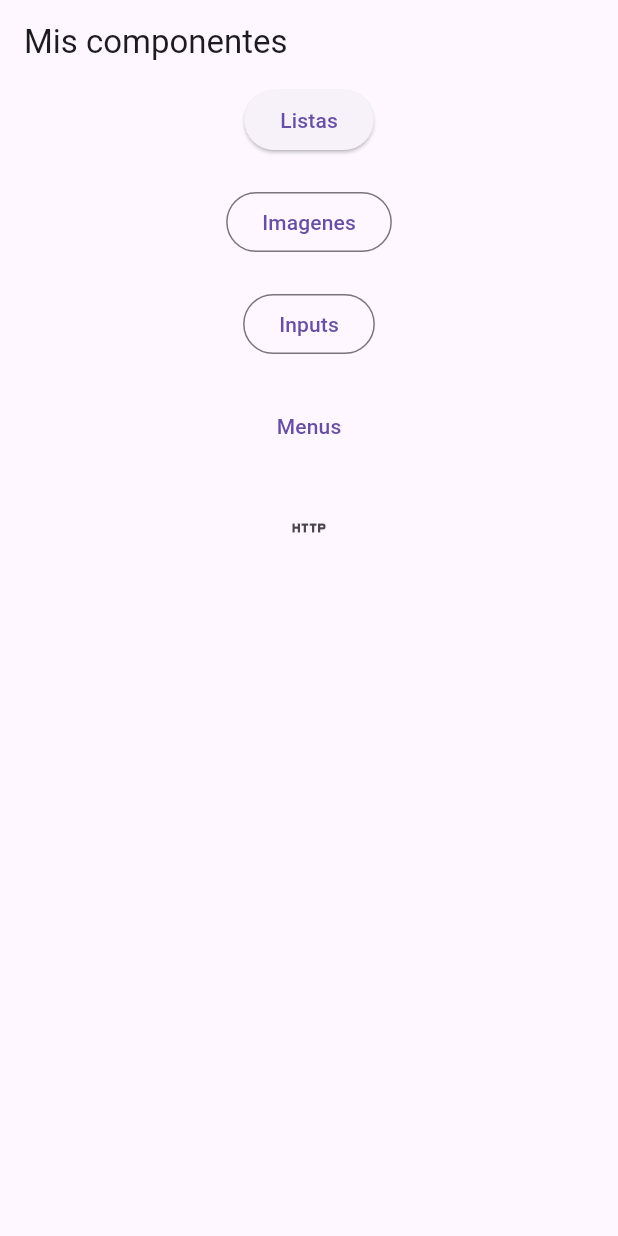
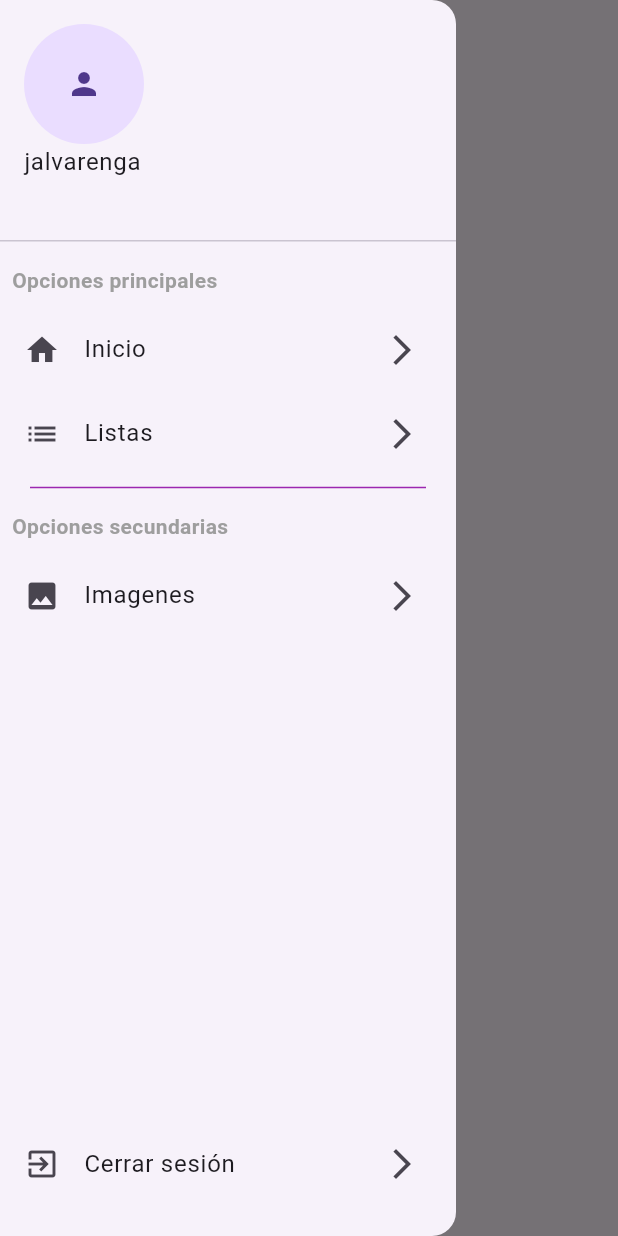
Before and after one commit to jalvarenga-unah/IS513-SA-II-PAC-2024, a Flutter app: the screen it shows after launch, with the side drawer open (before the commit the screen has no drawer), on a phone screen of 412 x 824 dp. Run offline on Flutter 3.47's test engine with Material 3 defaults, Android fonts, the phone set to English and light mode, and no system bars.

Commit message:
introducción al manejo de Drawer

```diff
--- a/intro-flutter/componentes/lib/home_page.dart
+++ b/intro-flutter/componentes/lib/home_page.dart
@@ -10,6 +10,101 @@ class HomePage extends StatelessWidget {
     return Scaffold(
       appBar: AppBar(
         title: const Text('Mis componentes'),
+      ),
+      drawer: Drawer(
+        // backgroundColor: Colors.teal[50],
+        // width: double.infinity,
+        child: Column(
+          children: [
+            Container(
+              // color: Colors.teal[50],
+              constraints: BoxConstraints(
+                  maxHeight: MediaQuery.of(context).size.height * 0.85),
+              child: ListView(
+                children: [
+                  const DrawerHeader(
+                      child: Column(
+                    crossAxisAlignment: CrossAxisAlignment.start,
+                    children: [
+                      CircleAvatar(radius: 40, child: Icon(Icons.person)),
+                      Text('jalvarenga'),
+                    ],
+                  )),
+                  const Padding(
+                    padding: EdgeInsets.all(8.0),
+                    child: Text(
+                      "Opciones principales",
+                      style: TextStyle(
+                        fontSize: 14,
+                        fontWeight: FontWeight.bold,
+                        color: Colors.grey,
+                      ),
+                    ),
+                  ),
+                  ListTile(
+                    trailing: const Icon(Icons.arrow_forward_ios),
+                    title: Text('Inicio'),
+                    leading: const Icon(Icons.home),
+                    onTap: () {
+                      Navigator.of(context).pop();
+
+                      // Navigator.of(context).pushNamed('home');
+                    },
+                  ),
+                  ListTile(
+                    trailing: const Icon(Icons.arrow_forward_ios),
+                    title: Text('Listas'),
+                    leading: const Icon(Icons.list),
+                    onTap: () {
+                      Navigator.of(context).pop(); //  va a cerrar el drawer
+                      Navigator.of(context)
+                          .pushNamed('listas'); // navegará a la pantalla
+                    },
+                  ),
+                  const Divider(
+                    indent: 20,
+                    endIndent: 20,
+                    // thickness: 1.5,
+                    color: Colors.purple,
+                  ),
+                  const Padding(
+                    padding: EdgeInsets.all(8.0),
+                    child: Text(
+                      "Opciones secundarias",
+                      style: TextStyle(
+                        fontSize: 14,
+                        fontWeight: FontWeight.bold,
+                        color: Colors.grey,
+                      ),
+                    ),
+                  ),
+                  ListTile(
+                    trailing: const Icon(Icons.arrow_forward_ios),
+                    title: Text(
+                      'Imagenes', // <= trailing comma),
+                    ),
+                    leading: const Icon(Icons.image),
+                    onTap: () {
+                      // Navigator.of(context).pop();
+                      Navigator.of(context).pushNamed('imagenes');
+                    },
+                  ),
+                ],
+              ),
+            ),
+            const Spacer(),
+            ListTile(
+              trailing: const Icon(Icons.arrow_forward_ios),
+              title: Text('Cerrar sesión'),
+              leading: const Icon(Icons.exit_to_app),
+              onTap: () {
+                // Navigator.of(context).pop();
+                Navigator.of(context).pushNamed('imagenes');
+              },
+            ),
+            const SizedBox(height: 20),
+          ],
+        ),
       ),
       body: Center(
         child: Column(
@@ -50,7 +145,7 @@ class HomePage extends StatelessWidget {
             IconButton(
               onPressed: () => Navigator.of(context).pushNamed('peticiones'),
               icon: const Icon(Icons.http),
-            )
+            ),
           ],
         ),
       ),
--- a/intro-flutter/componentes/lib/menus_page.dart
+++ b/intro-flutter/componentes/lib/menus_page.dart
@@ -9,6 +9,7 @@ class MenusPage extends StatelessWidget {
       appBar: AppBar(
         title: const Text('Menus'),
       ),
+      // drawer: Drawer(),
     );
   }
 }
```
Also changed, not shown: 2 other files.
